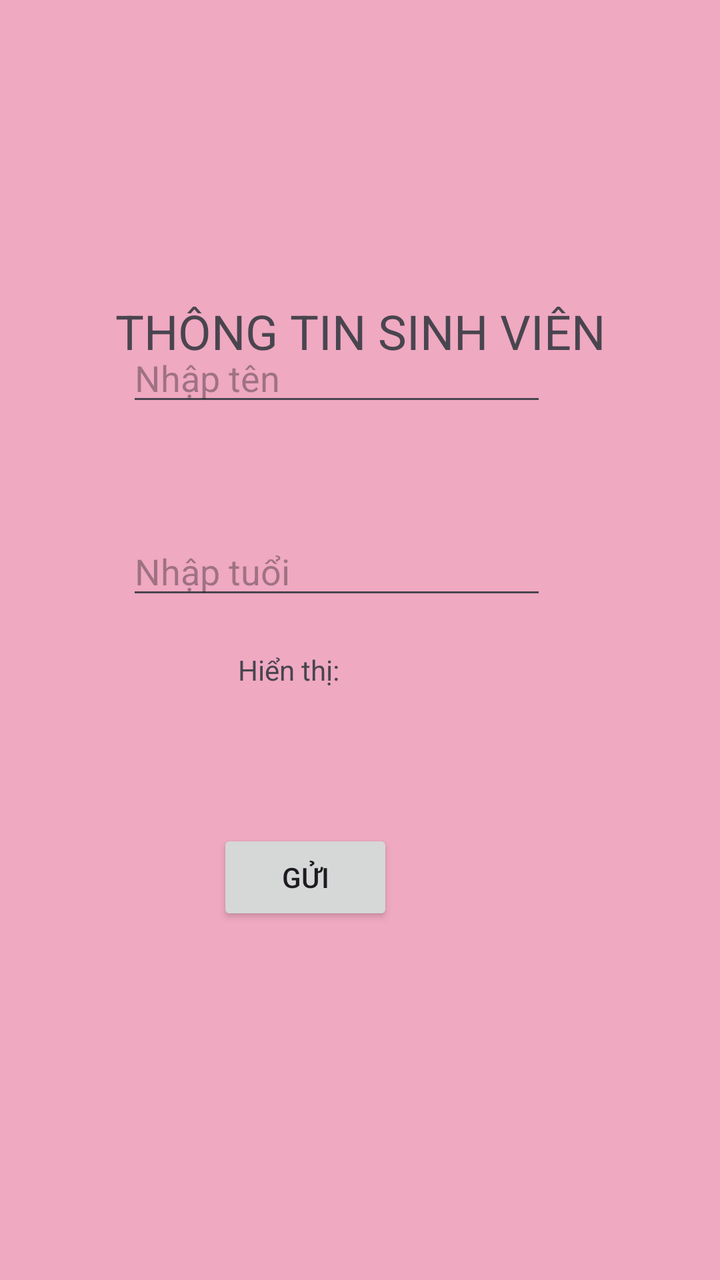
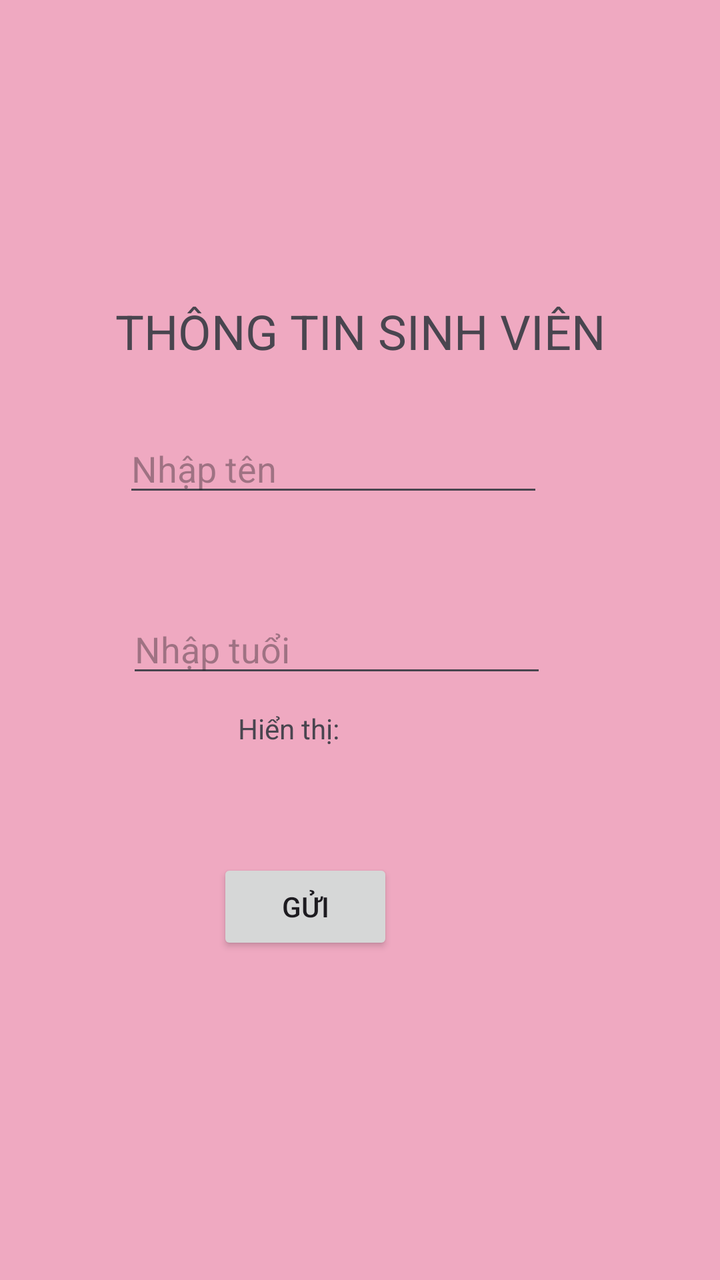

Before-and-after screenshots of an Android layout around one commit, followed by the original layout XML and the change that was made.
<!-- AndroidManifest.xml: application theme Theme.ThiGiuaKy -->
<!-- res/layout/activity_main.xml -->
<?xml version="1.0" encoding="utf-8"?>
<androidx.constraintlayout.widget.ConstraintLayout xmlns:android="http://schemas.android.com/apk/res/android"
    xmlns:app="http://schemas.android.com/apk/res-auto"
    xmlns:tools="http://schemas.android.com/tools"
    android:id="@+id/main"
    android:layout_width="match_parent"
    android:layout_height="match_parent"
    android:background="#EFA9C1"
    tools:context=".MainActivity">

    <TextView
        android:id="@+id/tvTitle"
        android:layout_width="wrap_content"
        android:layout_height="wrap_content"
        android:text="THÔNG TIN SINH VIÊN"
        android:textSize="24sp"
        app:layout_constraintBottom_toBottomOf="parent"
        app:layout_constraintEnd_toEndOf="parent"
        app:layout_constraintStart_toStartOf="parent"
        app:layout_constraintTop_toTopOf="parent"
        app:layout_constraintVertical_bias="0.246" />

    <EditText
        android:id="@+id/etName"
        android:layout_width="wrap_content"
        android:layout_height="wrap_content"
        android:layout_marginBottom="432dp"
        android:ems="10"
        android:hint="Nhập tên"
        android:inputType="text"
        app:layout_constraintBottom_toBottomOf="parent"
        app:layout_constraintEnd_toEndOf="parent"
        app:layout_constraintHorizontal_bias="0.422"
        app:layout_constraintStart_toStartOf="parent" />

    <EditText
        android:id="@+id/etAge"
        android:layout_width="wrap_content"
        android:layout_height="wrap_content"
        android:ems="10"
        android:hint="Nhập tuổi"
        android:inputType="text"
        app:layout_constraintBottom_toBottomOf="parent"
        app:layout_constraintEnd_toEndOf="parent"
        app:layout_constraintHorizontal_bias="0.422"
        app:layout_constraintStart_toStartOf="parent"
        app:layout_constraintTop_toBottomOf="@+id/etName"
        app:layout_constraintVertical_bias="0.142" />

    <TextView
        android:id="@+id/tvResult"
        android:layout_width="wrap_content"
        android:layout_height="wrap_content"
        android:layout_marginBottom="232dp"
        android:text="Hiển thị: "
        app:layout_constraintBottom_toBottomOf="parent"
        app:layout_constraintEnd_toEndOf="parent"
        app:layout_constraintHorizontal_bias="0.389"
        app:layout_constraintStart_toStartOf="parent"
        app:layout_constraintTop_toBottomOf="@+id/etAge"
        app:layout_constraintVertical_bias="0.246" />

    <Button
        android:id="@+id/btnSend"
        android:layout_width="wrap_content"
        android:layout_height="wrap_content"
        android:layout_marginTop="69dp"
        android:layout_marginBottom="176dp"
        android:text="Gửi"
        app:layout_constraintBottom_toBottomOf="parent"
        app:layout_constraintEnd_toEndOf="parent"
        app:layout_constraintHorizontal_bias="0.399"
        app:layout_constraintStart_toStartOf="parent"
        app:layout_constraintTop_toBottomOf="@+id/tvResult" />
</androidx.constraintlayout.widget.ConstraintLayout>
<!-- resources referenced by this layout -->
<resources>
  <style name="Theme.ThiGiuaKy" parent="Base.Theme.ThiGiuaKy" />
  <style name="Base.Theme.ThiGiuaKy" parent="Theme.Material3.DayNight.NoActionBar">
          
          
      </style>
</resources>

<!-- the commit's change to res/layout/activity_main.xml (unified diff, before → after) -->
@@ -24,14 +24,15 @@
         android:id="@+id/etName"
         android:layout_width="wrap_content"
         android:layout_height="wrap_content"
-        android:layout_marginBottom="432dp"
         android:ems="10"
         android:hint="Nhập tên"
         android:inputType="text"
         app:layout_constraintBottom_toBottomOf="parent"
         app:layout_constraintEnd_toEndOf="parent"
-        app:layout_constraintHorizontal_bias="0.422"
-        app:layout_constraintStart_toStartOf="parent" />
+        app:layout_constraintHorizontal_bias="0.412"
+        app:layout_constraintStart_toStartOf="parent"
+        app:layout_constraintTop_toTopOf="parent"
+        app:layout_constraintVertical_bias="0.354" />
 
     <EditText
         android:id="@+id/etAge"
